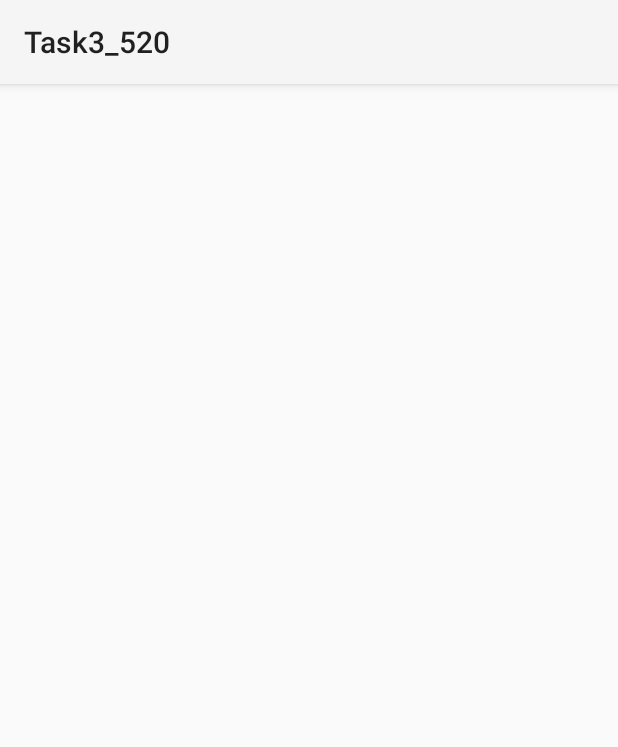
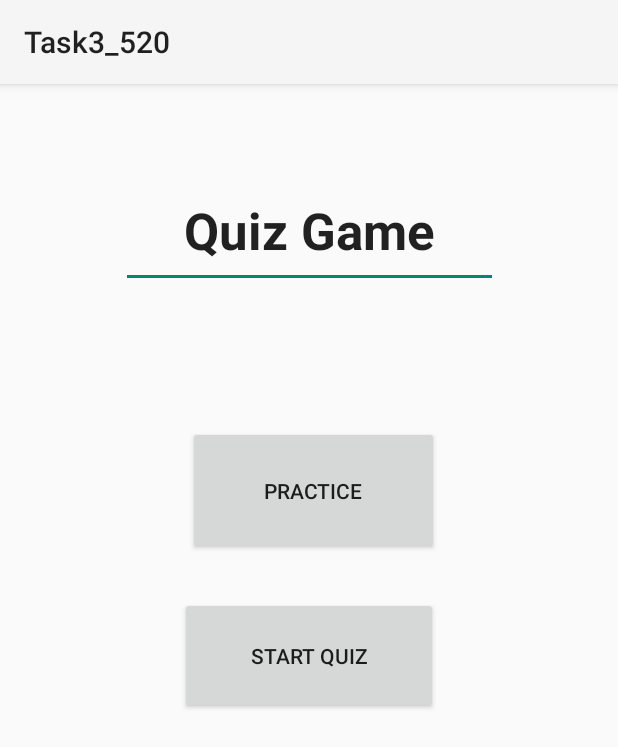
Before and after one commit to AreshaK55/Task3, an Android app: the Activity2 screen opened directly, with no data from a screen before it, on a phone screen of 412 x 824 dp. Shown: the top 747 px of the screen. Run offline under Robolectric (Android 15) with nearby library versions, the phone set to English and light mode, and no system bars.

Commit message:
Activity2 xml file designed

```diff
--- a/app/src/main/res/layout/activity_2.xml
+++ b/app/src/main/res/layout/activity_2.xml
@@ -5,5 +5,39 @@
     android:layout_width="match_parent"
     android:layout_height="match_parent"
     tools:context=".Activity2">
+    <Button
+        android:id="@+id/practice"
+        android:layout_width="167dp"
+        android:layout_height="86dp"
+        android:layout_marginTop="92dp"
+        android:text="Practice"
+        app:layout_constraintEnd_toEndOf="parent"
+        app:layout_constraintHorizontal_bias="0.512"
+        app:layout_constraintStart_toStartOf="parent"
+        app:layout_constraintTop_toBottomOf="@+id/textheading" />
 
+    <Button
+        android:id="@+id/quiz"
+        android:layout_width="172dp"
+        android:layout_height="78dp"
+        android:layout_marginTop="28dp"
+        android:text="Start Quiz"
+        app:layout_constraintEnd_toEndOf="parent"
+        app:layout_constraintStart_toStartOf="parent"
+        app:layout_constraintTop_toBottomOf="@+id/practice" />
+
+    <EditText
+        android:id="@+id/textheading"
+        android:layout_width="251dp"
+        android:layout_height="76dp"
+        android:layout_marginTop="60dp"
+        android:ems="10"
+        android:inputType="textPersonName"
+        android:text="Quiz Game"
+        android:textAlignment="center"
+        android:textSize="34sp"
+        android:textStyle="bold"
+        app:layout_constraintEnd_toEndOf="parent"
+        app:layout_constraintStart_toStartOf="parent"
+        app:layout_constraintTop_toTopOf="parent" />
 </androidx.constraintlayout.widget.ConstraintLayout>
```
